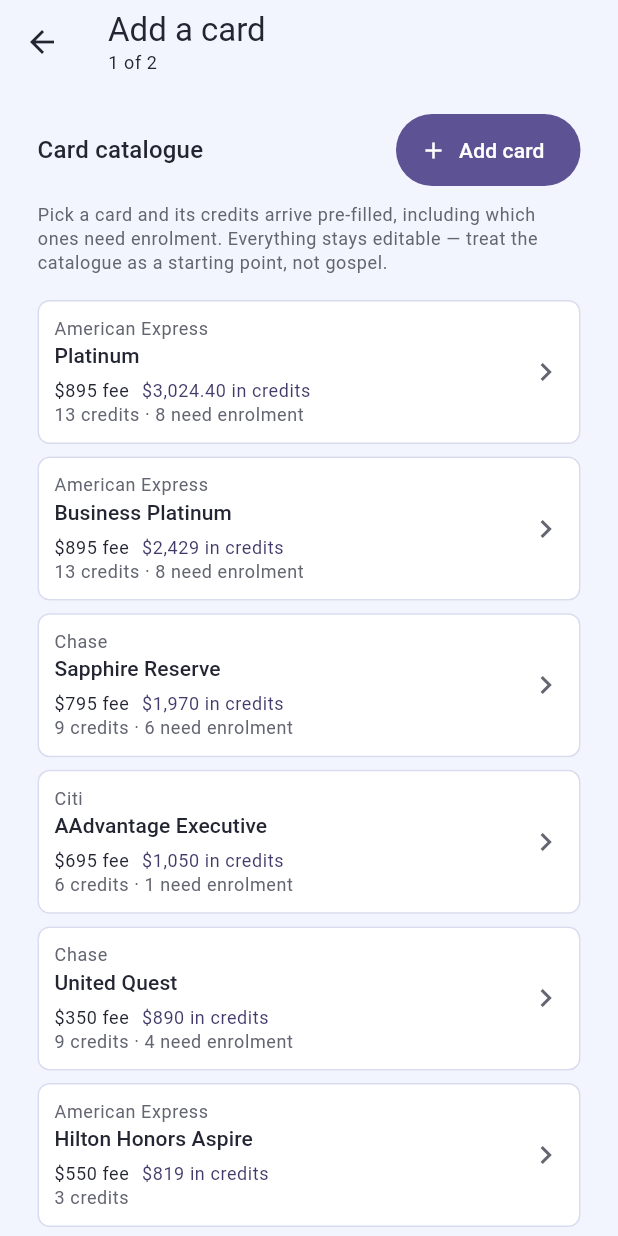
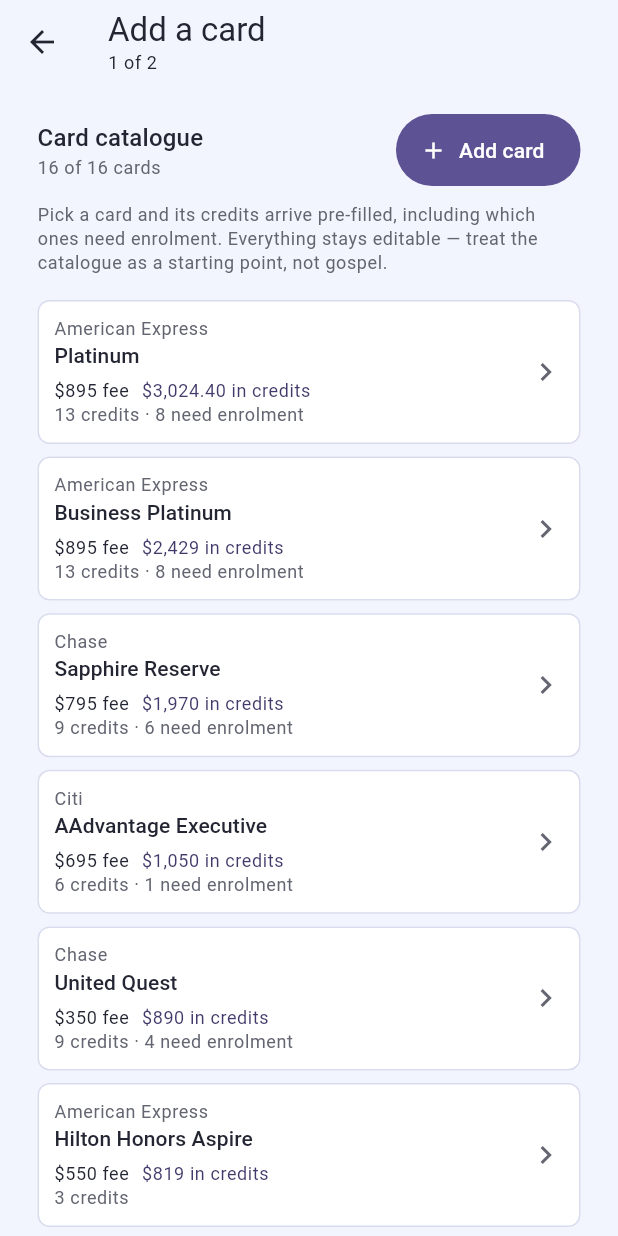
Before and after one commit to helpmebrands/reward-app, a Flutter app: the AddCardScreen screen opened by its route, on a phone screen of 412 x 824 dp. Run offline on Flutter 3.47's test engine with Material 3 defaults, Android fonts, the phone set to English and light mode, and no system bars; our stand-ins replace go_router, shared_preferences, shelf; missing offline and left inert: postgres, shelf_router; accounts and stored records are empty.

Commit message:
feat(mobile): catalogue filter panel with chips and counts from medium width up (#202)
* test(mobile): specify the catalogue filter panel, chips and counts (#196)

Refs #196

Co-Authored-By: Claude Opus 5.5 (1M context) <noreply@anthropic.com>

* feat(mobile): catalogue filter panel with chips and counts from medium width up (#196)

CatalogFilterController (a ChangeNotifier owned by AddCardScreen) holds
the filter and both search controllers; CatalogFilterPanel shows the
search and the four facet groups with counts; the results header gains
"N of 16 cards" as a live region, Clear all and removable chips, and
an empty state that offers manual entry.

Closes #196
Refs #193

Co-Authored-By: Claude Opus 5.5 (1M context) <noreply@anthropic.com>

---------

Co-authored-by: oravecz <jcook@visualxs.com>
Co-authored-by: Claude Opus 5.5 (1M context) <noreply@anthropic.com>

```diff
--- /dev/null
+++ b/apps/mobile/lib/logic/catalog_filter_controller.dart
@@ -0,0 +1,70 @@
+import 'package:domain/domain.dart';
+import 'package:flutter/widgets.dart';
+
+/// The add-card catalogue's filter: the selected facet values, the search
+/// text and the merchant sub-search. The screen owns it, so leaving the
+/// screen resets it, and it is never written to the URL.
+///
+/// The two text controllers live here rather than in the panel so the side
+/// panel and the compact sheet share one caret and "Clear all" can empty
+/// them.
+class CatalogFilterController extends ChangeNotifier {
+  CatalogFilterController() {
+    search.addListener(_searchChanged);
+    merchantSearch.addListener(_merchantSearchChanged);
+  }
+
+  final search = TextEditingController();
+
+  /// Narrows the merchant options only; it never filters cards.
+  final merchantSearch = TextEditingController();
+
+  CatalogFilter _filter = const CatalogFilter();
+  String _merchantQuery = '';
+
+  CatalogFilter get filter => _filter;
+  String get merchantQuery => _merchantQuery;
+
+  /// The cards the filter keeps, highest annual value first.
+  List<CardTemplate> get results =>
+      sortByValue(filterTemplates(cardTemplates, _filter));
+
+  /// Every card the catalogue lists, for "N of 16 cards".
+  int get total => filterTemplates(cardTemplates, const CatalogFilter()).length;
+
+  FacetCounts get counts => facetCounts(cardTemplates, _filter);
+
+  void update(CatalogFilter Function(CatalogFilter filter) change) {
+    _filter = change(_filter);
+    notifyListeners();
+  }
+
+  /// Every facet, the search and the merchant sub-search.
+  void clear() {
+    _filter = const CatalogFilter();
+    _merchantQuery = '';
+    search.clear();
+    merchantSearch.clear();
+    notifyListeners();
+  }
+
+  // A controller also notifies on caret moves; only text changes count.
+  void _searchChanged() {
+    if (search.text == _filter.search) return;
+    _filter = _filter.copyWith(search: search.text);
+    notifyListeners();
+  }
+
+  void _merchantSearchChanged() {
+    if (merchantSearch.text == _merchantQuery) return;
+    _merchantQuery = merchantSearch.text;
+    notifyListeners();
+  }
+
+  @override
+  void dispose() {
+    search.dispose();
+    merchantSearch.dispose();
+    super.dispose();
+  }
+}
--- a/apps/mobile/lib/screens/add_card_screen.dart
+++ b/apps/mobile/lib/screens/add_card_screen.dart
@@ -3,14 +3,16 @@ import 'package:flutter/material.dart' hide Card;
 import 'package:go_router/go_router.dart';
 
 import '../logic/app_store.dart';
+import '../logic/catalog_filter_controller.dart';
 import '../logic/ui_state.dart';
 import '../shell/router.dart';
 import '../shell/width_class.dart';
 import '../theme/nocturne_tokens.dart';
+import '../widgets/catalog_filter_panel.dart';
 import '../widgets/field.dart';
 import '../widgets/screen_title.dart';
 import '../widgets/snackbar_host.dart';
-import 'card_editor_screen.dart' show KindChoice;
+import 'card_editor_screen.dart' show KindChoice, networkLabel;
 
 /// Add a card, in two steps: pick the product, then say whose it is and when
 /// the cardmember year turns over.
@@ -55,6 +57,7 @@ class _AddCardScreenState extends State<AddCardScreen> {
   final _holderFocus = FocusNode(debugLabel: 'holder');
   final _anniversaryFocus = FocusNode(debugLabel: 'anniversary');
   final _nicknameFocus = FocusNode(debugLabel: 'nickname');
+  final _filter = CatalogFilterController();
 
   AppStore get store => widget.store;
   bool get _isBlank => _picked?.id == 'blank';
@@ -88,6 +91,7 @@ class _AddCardScreenState extends State<AddCardScreen> {
     ]) {
       f.dispose();
     }
+    _filter.dispose();
     super.dispose();
   }
 
@@ -242,7 +246,13 @@ class _AddCardScreenState extends State<AddCardScreen> {
               child: Align(
                 alignment: Alignment.topCenter,
                 child: ConstrainedBox(
-                  constraints: BoxConstraints(maxWidth: widthClass.column),
+                  // From medium up the catalogue breaks out of the column
+                  // to put the filter panel beside the list.
+                  constraints: BoxConstraints(
+                    maxWidth: picked == null && widthClass != WidthClass.compact
+                        ? 1080
+                        : widthClass.column,
+                  ),
                   child: Builder(
                     builder: (context) =>
                         picked == null ? _catalogue(context) : _form(context),
@@ -268,14 +278,50 @@ class _AddCardScreenState extends State<AddCardScreen> {
   void _pickBlank() => _pick(findTemplate('blank')!);
 
   Widget _catalogue(BuildContext context) {
+    final widthClass = WidthClass.of(context);
+    return ListenableBuilder(
+      listenable: _filter,
+      builder: (context, _) {
+        final list = _results(context);
+        if (widthClass == WidthClass.compact) return list;
+        return Row(
+          crossAxisAlignment: CrossAxisAlignment.stretch,
+          children: [
+            SizedBox(
+              width: widthClass == WidthClass.medium ? 200 : 240,
+              child: CatalogFilterPanel(
+                controller: _filter,
+                padding: EdgeInsetsDirectional.fromSTEB(
+                  widthClass.padding,
+                  widthClass.padding,
+                  0,
+                  widthClass.padding,
+                ),
+              ),
+            ),
+            Expanded(child: list),
+          ],
+        );
+      },
+    );
+  }
+
+  Widget _results(BuildContext context) {
     final tokens = Theme.of(context).extension<NocturneTokens>()!;
     final text = Theme.of(context).textTheme;
     final widthClass = WidthClass.of(context);
     final note = text.bodySmall?.copyWith(color: tokens.textSecondary);
-    final templates = sortByValue(
-      filterTemplates(cardTemplates, const CatalogFilter()),
-    );
+    final filter = _filter.filter;
+    final templates = _filter.results;
+    final chips = <(String, CatalogFilter Function(CatalogFilter))>[
+      for (final b in filter.feeBands) (b.label, (f) => f.toggleFeeBand(b)),
+      for (final n in filter.networks)
+        (networkLabel(n), (f) => f.toggleNetwork(n)),
+      for (final i in filter.issuers) (i, (f) => f.toggleIssuer(i)),
+      for (final m in filter.merchants) (m, (f) => f.toggleMerchant(m)),
+    ];
     return ListView(
+      key: const Key('catalog-results'),
       padding: EdgeInsets.all(widthClass.padding),
       children: [
         // Manual entry leads, so a card the catalogue lacks is one tap away.
@@ -285,7 +331,34 @@ class _AddCardScreenState extends State<AddCardScreen> {
           spacing: Space.s4,
           runSpacing: Space.s3,
           children: [
+            Column(
+              mainAxisSize: MainAxisSize.min,
+              crossAxisAlignment: CrossAxisAlignment.start,
+              children: [
                 Text('Card catalogue', style: text.titleMedium),
+                Semantics(
+                  liveRegion: true,
+                  child: Text(
+                    '${templates.length} of ${_filter.total} cards',
+                    style: note,
+                  ),
+                ),
+              ],
+            ),
+            Wrap(
+              spacing: Space.s3,
+              crossAxisAlignment: WrapCrossAlignment.center,
+              children: [
+                if (!filter.isEmpty)
+                  TextButton(
+                    key: const Key('clear-all'),
+                    onPressed: _filter.clear,
+                    style: TextButton.styleFrom(
+                      minimumSize: const Size(48, 48),
+                      visualDensity: VisualDensity.standard,
+                    ),
+                    child: const Text('Clear all'),
+                  ),
                 FilledButton.icon(
                   key: const Key('add-manually-top'),
                   onPressed: _pickBlank,
@@ -302,6 +375,23 @@ class _AddCardScreenState extends State<AddCardScreen> {
                 ),
               ],
             ),
+          ],
+        ),
+        if (chips.isNotEmpty) ...[
+          const SizedBox(height: Space.s4),
+          Wrap(
+            spacing: Space.s3,
+            runSpacing: Space.s3,
+            children: [
+              for (final (label, remove) in chips)
+                InputChip(
+                  label: Text(label),
+                  onDeleted: () => _filter.update(remove),
+                  deleteButtonTooltipMessage: 'Remove $label filter',
+                ),
+            ],
+          ),
+        ],
         const SizedBox(height: Space.s4),
         Text(
           'Pick a card and its credits arrive pre-filled, including which ones '
@@ -310,6 +400,22 @@ class _AddCardScreenState extends State<AddCardScreen> {
           style: note,
         ),
         const SizedBox(height: Space.s6),
+        if (templates.isEmpty) ...[
+          Text(
+            'No cards match. Try removing a filter, or add your card manually.',
+            style: text.bodyMedium,
+          ),
+          const SizedBox(height: Space.s4),
+          Align(
+            alignment: AlignmentDirectional.centerStart,
+            child: OutlinedButton.icon(
+              key: const Key('add-manually-empty'),
+              onPressed: _pickBlank,
+              icon: const Icon(Icons.add, size: 16),
+              label: const Text('Add card manually'),
+            ),
+          ),
+        ] else ...[
           for (final template in templates)
             Padding(
               padding: const EdgeInsets.only(bottom: Space.s3),
@@ -320,7 +426,11 @@ class _AddCardScreenState extends State<AddCardScreen> {
               ),
             ),
           const SizedBox(height: Space.s3),
-        Text("Don't see your card?", textAlign: TextAlign.center, style: note),
+          Text(
+            "Don't see your card?",
+            textAlign: TextAlign.center,
+            style: note,
+          ),
           Center(
             child: TextButton(
               key: const Key('add-manually-end'),
@@ -332,6 +442,7 @@ class _AddCardScreenState extends State<AddCardScreen> {
               child: const Text('Enter it manually'),
             ),
           ),
+        ],
       ],
     );
   }
```
Also changed, not shown: apps/mobile/lib/previews.dart (+19 -0 lines), apps/mobile/lib/widgets/catalog_filter_panel.dart (added, +182 -0 lines), 4 other files. Lines whose indentation alone changed are shown as unchanged.
